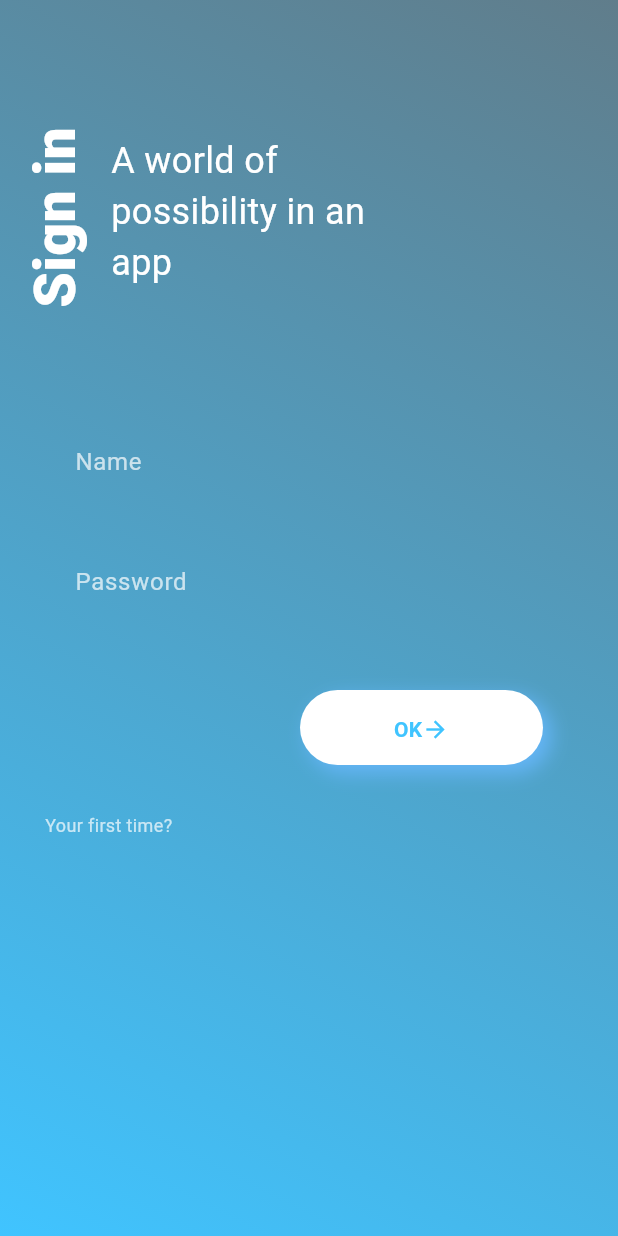
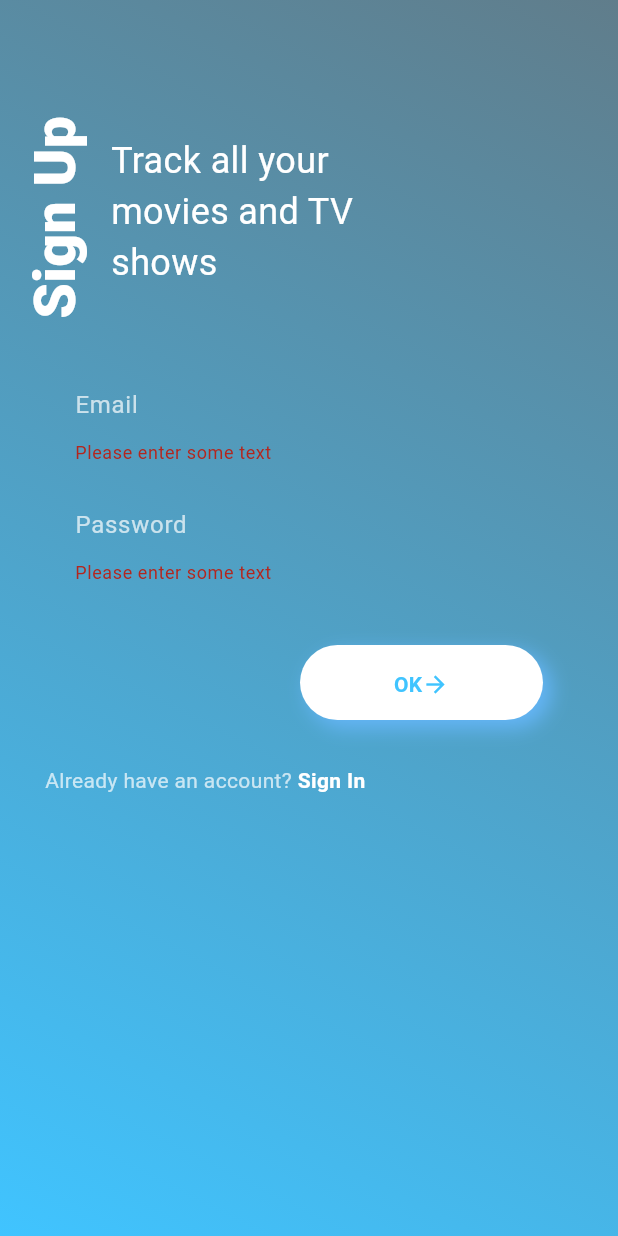
Before and after one commit to Dibs07/Movie_List_App, a Flutter app: the SignupPage screen opened directly, after a tap on "OK", on a phone screen of 412 x 824 dp. Run offline on Flutter 3.47's test engine with Material 3 defaults, Android fonts, the phone set to English and light mode, and no system bars; our stand-ins replace delightful_toast, firebase_auth, firebase_core, flutter_dotenv, get_it; accounts and stored records are empty; generated files the repository leaves out were written again.

Commit message:
modified:   .gitignore 	modified:   android/app/build.gradle 	modified:   lib/components/button.dart 	deleted:    lib/components/first_time.dart 	new file:   lib/components/heading.dart 	deleted:    lib/components/input_email.dart 	new file:   lib/components/input_field.dart 	deleted:    lib/components/password_input.dart 	modified:   lib/components/text_login.dart 	modified:   lib/components/vertical_text.dart 	modified:   lib/main.dart 	new file:   lib/models/userprofile.dart 	new file:   lib/screens/Home/home_page.dart 	modified:   lib/screens/auth/login_page.dart 	modified:   lib/screens/auth/signup_page.dart 	new file:   lib/services/auth_services.dart 	modified:   lib/utils.dart 	modified:   pubspec.yaml

```diff
--- a/lib/components/button.dart
+++ b/lib/components/button.dart
@@ -1,6 +1,9 @@
 import 'package:flutter/material.dart';
 
 class ButtonLogin extends StatefulWidget {
+  final Function() onPressed;
+
+  const ButtonLogin({super.key, required this.onPressed});
   @override
   _ButtonLoginState createState() => _ButtonLoginState();
 }
@@ -18,11 +21,11 @@ class _ButtonLoginState extends State<ButtonLogin> {
           boxShadow: [
             BoxShadow(
               color: Colors.blue.shade300,
-              blurRadius: 10.0, // has the effect of softening the shadow
-              spreadRadius: 1.0, // has the effect of extending the shadow
+              blurRadius: 10.0,
+              spreadRadius: 1.0,
               offset: Offset(
-                5.0, // horizontal, move right 10
-                5.0, // vertical, move down 10
+                5.0,
+                5.0,
               ),
             ),
           ],
@@ -30,7 +33,7 @@ class _ButtonLoginState extends State<ButtonLogin> {
           borderRadius: BorderRadius.circular(30),
         ),
         child: TextButton(
-          onPressed: () {},
+          onPressed: widget.onPressed,
           child: Row(
             mainAxisAlignment: MainAxisAlignment.center,
             children: <Widget>[
--- a/lib/components/first_time.dart
+++ /dev/null
@@ -1,45 +0,0 @@
-import 'package:flutter/material.dart';
-
-class FirstTime extends StatefulWidget {
-  @override
-  _FirstTimeState createState() => _FirstTimeState();
-}
-
-class _FirstTimeState extends State<FirstTime> {
-  @override
-  Widget build(BuildContext context) {
-    return Padding(
-      padding: const EdgeInsets.only(top: 30, left: 30),
-      child: Container(
-        alignment: Alignment.topRight,
-        //color: Colors.red,
-        height: 20,
-        child: Row(
-          children: <Widget>[
-            Text(
-              'Your first time?',
-              style: TextStyle(
-                fontSize: 12,
-                color: Colors.white70,
-              ),
-            ),
-            TextButton(
-             // padding: EdgeInsets.all(0),
-              onPressed: () {
-
-              },
-              child: Text(
-                'Sign up',
-                style: TextStyle(
-                  fontSize: 12,
-                  color: Colors.white,
-                ),
-                textAlign: TextAlign.right,
-              ),
-            ),
-          ],
-        ),
-      ),
-    );
-  }
-}
--- a/lib/components/input_email.dart
+++ /dev/null
@@ -1,32 +0,0 @@
-import 'package:flutter/material.dart';
-
-class InputEmail extends StatefulWidget {
-  @override
-  _InputEmailState createState() => _InputEmailState();
-}
-
-class _InputEmailState extends State<InputEmail> {
-  @override
-  Widget build(BuildContext context) {
-    return Padding(
-      padding: const EdgeInsets.only(top: 50, left: 50, right: 50),
-      child: Container(
-        height: 60,
-        width: MediaQuery.of(context).size.width,
-        child: TextField(
-          style: TextStyle(
-            color: Colors.white,
-          ),
-          decoration: InputDecoration(
-            border: InputBorder.none,
-            fillColor: Colors.lightBlueAccent,
-            labelText: 'Name',
-            labelStyle: TextStyle(
-              color: Colors.white70,
-            ),
-          ),
-        ),
-      ),
-    );
-  }
-}
--- /dev/null
+++ b/lib/components/input_field.dart
@@ -0,0 +1,46 @@
+import 'package:flutter/material.dart';
+
+class InputField extends StatefulWidget {
+  final String labelText;
+  bool isobsecure;
+  final void Function(String?) onSaved;
+
+  InputField({super.key, required this.labelText, this.isobsecure=false, required this.onSaved});
+
+  @override
+  _InputFieldState createState() => _InputFieldState();
+}
+
+class _InputFieldState extends State<InputField> {
+  @override
+  Widget build(BuildContext context) {
+    return Padding(
+      padding: const EdgeInsets.only(top: 20, left: 50, right: 50),
+      child: Container(
+        height: 60,
+        width: MediaQuery.of(context).size.width,
+        child: TextFormField(
+          validator: (value) {
+            if (value!.isEmpty) {
+              return 'Please enter some text';
+            }
+            return null;
+          },
+          onSaved: widget.onSaved,
+          style: TextStyle(
+            color: Colors.white,
+          ),
+          obscureText: widget.isobsecure!,
+          decoration: InputDecoration(
+            border: InputBorder.none,
+            fillColor: Colors.lightBlueAccent,
+            labelText: widget.labelText,
+            labelStyle: TextStyle(
+              color: Colors.white70,
+            ),
+          ),
+        ),
+      ),
+    );
+  }
+}
--- a/lib/components/password_input.dart
+++ /dev/null
@@ -1,32 +0,0 @@
-import 'package:flutter/material.dart';
-
-class PasswordInput extends StatefulWidget {
-  @override
-  _PasswordInputState createState() => _PasswordInputState();
-}
-
-class _PasswordInputState extends State<PasswordInput> {
-  @override
-  Widget build(BuildContext context) {
-    return Padding(
-      padding: const EdgeInsets.only(top: 20, left: 50, right: 50),
-      child: Container(
-        height: 60,
-        width: MediaQuery.of(context).size.width,
-        child: TextField(
-          style: TextStyle(
-            color: Colors.white,
-          ),
-          obscureText: true,
-          decoration: InputDecoration(
-            border: InputBorder.none,
-            labelText: 'Password',
-            labelStyle: TextStyle(
-              color: Colors.white70,
-            ),
-          ),
-        ),
-      ),
-    );
-  }
-}
--- a/lib/components/text_login.dart
+++ b/lib/components/text_login.dart
@@ -1,6 +1,9 @@
 import 'package:flutter/material.dart';
 
 class TextLogin extends StatefulWidget {
+  final String text;
+
+  const TextLogin({super.key, required this.text});
   @override
   _TextLoginState createState() => _TextLoginState();
 }
@@ -21,7 +24,7 @@ class _TextLoginState extends State<TextLogin> {
             ),
             Center(
               child: Text(
-                'A world of possibility in an app',
+                widget.text,
                 style: TextStyle(
                   fontSize: 24,
                   color: Colors.white,
--- a/lib/components/vertical_text.dart
+++ b/lib/components/vertical_text.dart
@@ -1,6 +1,9 @@
 import 'package:flutter/material.dart';
 
 class VerticalText extends StatefulWidget {
+  final String text;
+
+  const VerticalText({super.key, required this.text});
   @override
   _VerticalTextState createState() => _VerticalTextState();
 }
@@ -13,7 +16,7 @@ class _VerticalTextState extends State<VerticalText> {
       child: RotatedBox(
           quarterTurns: -1,
           child: Text(
-            'Sign in',
+            widget.text,
             style: TextStyle(
               color: Colors.white,
               fontSize: 38,
--- a/lib/main.dart
+++ b/lib/main.dart
@@ -10,6 +10,7 @@ Future main() async {
 }
 Future<void> setup() async {
   WidgetsFlutterBinding.ensureInitialized();
+  await setupFirebase();
   await registerService();
 }
 
--- a/lib/screens/auth/signup_page.dart
+++ b/lib/screens/auth/signup_page.dart
@@ -1,10 +1,12 @@
 import 'package:flutter/material.dart';
 import 'package:my_movie_list/components/button.dart';
-import 'package:my_movie_list/components/first_time.dart';
-import 'package:my_movie_list/components/input_email.dart';
-import 'package:my_movie_list/components/password_input.dart';
+import 'package:my_movie_list/components/input_field.dart';
 import 'package:my_movie_list/components/text_login.dart';
 import 'package:my_movie_list/components/vertical_text.dart';
+import 'package:my_movie_list/screens/auth/login_page.dart';
+import 'package:my_movie_list/services/alert_service.dart';
+import 'package:my_movie_list/services/auth_services.dart';
+import 'package:my_movie_list/services/navigation_service.dart';
 
 class SignupPage extends StatefulWidget {
   const SignupPage({super.key});
@@ -14,9 +16,25 @@ class SignupPage extends StatefulWidget {
 }
 
 class _SignupPageState extends State<SignupPage> {
+  final NavigationService _navigationService = NavigationService();
+  final AlertService _alertService = AlertService();
+  final AuthService _authService = AuthService();
+  String? email, password;
+  GlobalKey<FormState> formKey = GlobalKey<FormState>();
+
+  Future<void> login(String email,String password)async {
+    try {
+    await _authService.register(email, password);
+    _alertService.showSnackBar(message: "Signed Up Successfully");
+    } catch (e) {
+      print(e);
+      _alertService.showSnackBar(message: "Error Signing Up");
+    }
+  }
+
   @override
   Widget build(BuildContext context) {
-     return Scaffold(
+    return Scaffold(
       body: Container(
         decoration: BoxDecoration(
           gradient: LinearGradient(
@@ -26,17 +44,77 @@ class _SignupPageState extends State<SignupPage> {
         ),
         child: ListView(
           children: <Widget>[
-            Column(
-              children: <Widget>[
-                Row(children: <Widget>[
-                  VerticalText(),
-                  TextLogin(),
-                ]),
-                InputEmail(),
-                PasswordInput(),
-                ButtonLogin(),
-                FirstTime(),
-              ],
+            Form(
+              key: formKey,
+              child: Column(
+                children: <Widget>[
+                  Row(children: <Widget>[
+                    VerticalText(
+                      text: "Sign Up",
+                    ),
+                    TextLogin(
+                      text: "Track all your movies and TV shows",
+                    ),
+                  ]),
+                  InputField(
+                      labelText: "Email",
+                      onSaved: (value) {
+                        setState(() {
+                          email = value;
+                        });
+                      }),
+                  InputField(
+                      labelText: "Password",
+                      isobsecure: true,
+                      onSaved: (value) {
+                        setState(() {
+                          password = value;
+                        });
+                      }),
+                  ButtonLogin(
+                    onPressed: () {
+                      if (formKey.currentState?.validate() ?? false) {
+                        formKey.currentState?.save();
+                        login(email!, password!);
+                      }
+                    },
+                  ),
+                  Padding(
+                    padding: const EdgeInsets.only(top: 30, left: 30),
+                    child: Container(
+                      alignment: Alignment.topRight,
+                      //color: Colors.red,
+                      height: 20,
+                      child: Row(
+                        children: <Widget>[
+                          Text(
+                            'Already have an account?',
+                            style: TextStyle(
+                              fontSize: 14,
+                              color: Colors.white70,
+                            ),
+                          ),
+                          GestureDetector(
+                            onTap: () {
+                              Navigator.of(context).pushReplacement(
+                                  _navigationService.createRoute(
+                                      route: LoginPage()));
+                            },
+                            child: Text(
+                              ' Sign In',
+                              style: TextStyle(
+                                fontSize: 14,
+                                color: Colors.white,
+                                fontWeight: FontWeight.bold,
+                              ),
+                            ),
+                          )
+                        ],
+                      ),
+                    ),
+                  ),
+                ],
+              ),
             ),
           ],
         ),
--- /dev/null
+++ b/lib/services/auth_services.dart
@@ -0,0 +1,50 @@
+import 'package:firebase_auth/firebase_auth.dart';
+
+class AuthService {
+  final FirebaseAuth _auth = FirebaseAuth.instance;
+  User? user;
+  User? get currentUser{
+    return user;
+  }
+  AuthService() {
+    _auth.authStateChanges().listen(authStateStreamChange);
+  }
+  Future<bool> register(String email, String password) async {
+    try {
+      final credentials = await _auth.createUserWithEmailAndPassword(
+          email: email, password: password);
+      if (credentials.user != null) {
+        user=credentials.user;
+        return true;
+      }
+    } catch (e) {
+      print("Error $e");
+    }
+    return false;
+  }
+  Future<bool> login(String email, String password) async {
+    try {
+      final credentials = await _auth.signInWithEmailAndPassword(
+          email: email, password: password);
+      if (credentials.user != null) {
+        user=credentials.user;
+        return true;
+      }
+    } catch (e) {
+      print(e);
+    }
+    return false;
+  }
+  Future<bool> logout () async {
+    try {
+      await _auth.signOut();
+      return true;
+    } catch (e) {
+      print(e);
+    }
+    return false;
+  }
+  void authStateStreamChange(User? userc) {
+    user = userc;
+  }
+}
--- a/pubspec.yaml
+++ b/pubspec.yaml
@@ -39,7 +39,7 @@ dependencies:
   get_it: ^8.0.0
   delightful_toast: ^1.1.0
   firebase_core: ^3.6.0
-  firebase_auth: ^5.3.1
+  firebase_auth: any
   cloud_firestore: ^5.4.4
   firebase_storage: ^12.3.2
   image_picker: ^1.1.2
```
Also changed, not shown: lib/components/heading.dart (added, +28 -0 lines), lib/models/userprofile.dart (added, +21 -0 lines), lib/screens/Home/home_page.dart (added, +15 -0 lines), lib/screens/auth/login_page.dart (+66 -18 lines), lib/utils.dart (+7 -0 lines), 2 other files.
